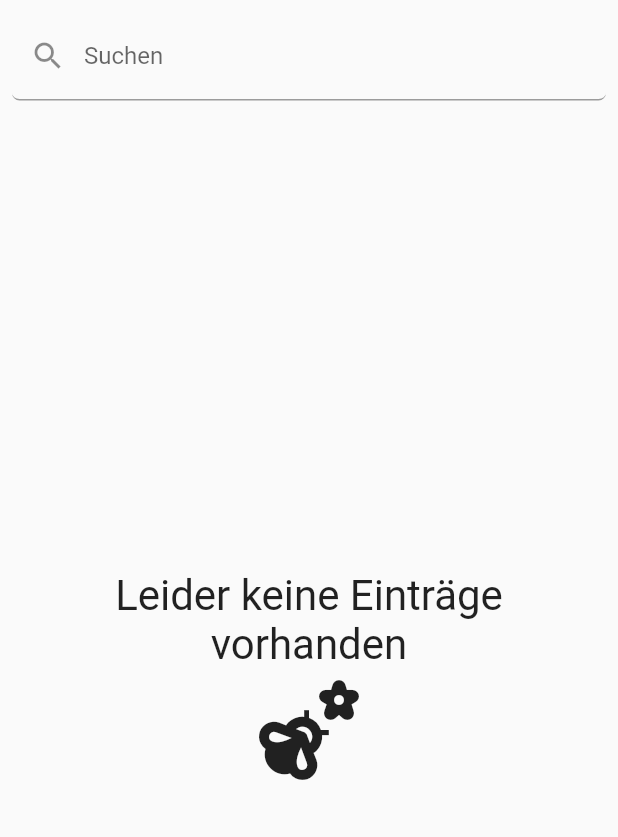
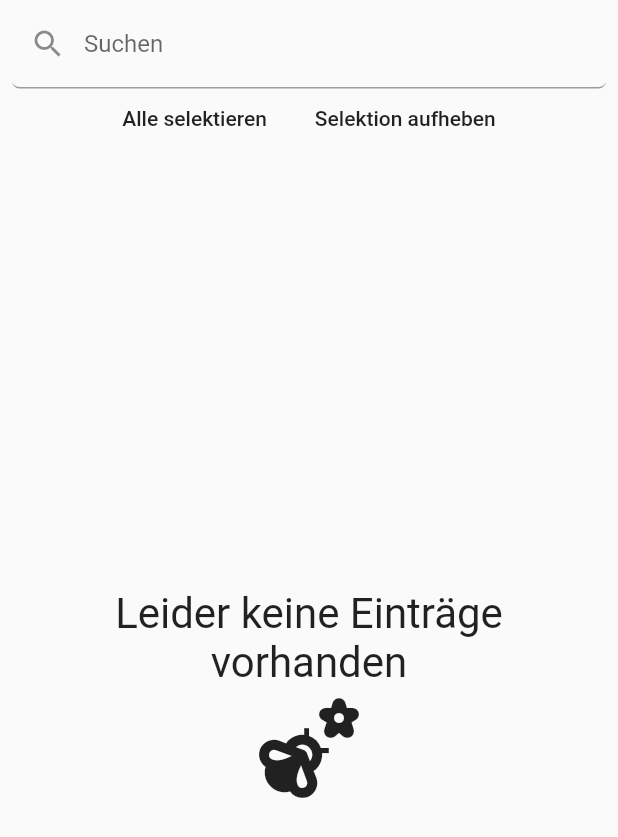
Before and after one commit to thierrypascal/better_gardens, a Flutter app: the SpeciesItemListWidget screen opened directly, on a phone screen of 412 x 824 dp. Shown: the top 837 px of the screen. Run offline on Flutter 3.47's test engine with Material 2 defaults, Android fonts, the phone set to English and light mode, and no system bars; our stand-ins replace cloud_firestore, firebase_auth, firebase_core, flutter_markdown, flutter_svg, flutter_tags and 6 more; missing offline and left inert: excel, flutter_facebook_auth; accounts and stored records are empty.

Commit message:
tags on both lists (still nonfunctional)

```diff
--- a/lib/components/species_item_list_widget.dart
+++ b/lib/components/species_item_list_widget.dart
@@ -31,20 +31,21 @@ class _SpeciesItemListWidgetState extends State<SpeciesItemListWidget> {
     createTagItems();
   }
 
-  void createTagItems(){
-    final categories = Provider.of<SpeciesService>(context, listen: false).getAllClasses();
-    for (String s in categories){
-      _tagItems.add(TagItem(s, true));
+  void createTagItems() {
+    final categories =
+        Provider.of<SpeciesService>(context, listen: false).getAllClasses();
+    for (String s in categories) {
+      _tagItems.add(TagItem(s, false));
     }
   }
 
   void filterSearchResults(String query) {
     List<Species> tempList = List<Species>();
     tempList.addAll(items);
-    if(query.isNotEmpty) {
+    if (query.isNotEmpty) {
       List<Species> tempListData = List<Species>();
       tempList.forEach((item) {
-        if(item.name.toLowerCase().contains(query.toLowerCase())) {
+        if (item.name.toLowerCase().contains(query.toLowerCase())) {
           tempListData.add(item);
         }
       });
@@ -67,7 +68,7 @@ class _SpeciesItemListWidgetState extends State<SpeciesItemListWidget> {
       body: Column(
         children: <Widget>[
           Padding(
-            padding: new EdgeInsets.fromLTRB(8, 8, 8, 0),
+            padding: new EdgeInsets.fromLTRB(8, 0, 8, 0),
             child: Column(
               children: <Widget>[
                 TextField(
@@ -89,12 +90,38 @@ class _SpeciesItemListWidgetState extends State<SpeciesItemListWidget> {
           SizedBox(
             child: Padding(
               padding: const EdgeInsets.fromLTRB(8, 8, 8, 8),
-              child: Tags(
+              child: Column(
+                mainAxisSize: MainAxisSize.min,
+                children: [
+                  Padding(
+                    padding: const EdgeInsets.fromLTRB(8, 0, 8, 8),
+                    child: Container(
+                      height: 24,
+                      child: Row(
+                        mainAxisSize: MainAxisSize.min,
+                        children: [
+                          FlatButton(
+                            child: Text("Alle selektieren"),
+                            onPressed: () {
+                              setState(() {
+//                                _toggleTagItemsActiveInactive();
+                              });
+                            },
+                          ),
+                          FlatButton(
+                            child: Text("Selektion aufheben"),
+                            onPressed: () {},
+                          ),
+                        ],
+                      ),
+                    ),
+                  ),
+                  Tags(
                     key: _tagStateKey,
                     itemCount: _tagItems.length,
                     alignment: WrapAlignment.start,
                     runSpacing: 6,
-                horizontalScroll: true,
+                    horizontalScroll: false,
                     heightHorizontalScroll: 40,
                     itemBuilder: (index) {
                       final item = _tagItems[index];
@@ -115,6 +142,8 @@ class _SpeciesItemListWidgetState extends State<SpeciesItemListWidget> {
                         borderRadius: BorderRadius.all(Radius.circular(5.0)),
                       );
                     },
+                  ),
+                ],
               ),
             ),
           ),
@@ -175,6 +204,6 @@ class _SpeciesItemListWidgetState extends State<SpeciesItemListWidget> {
   _getAllItem() {
     List<Item> lst = _tagStateKey.currentState?.getAllItem;
     if (lst != null)
-      lst.where((a) => a.active == true).forEach((a) => print(a.title));
+      lst.where((a) => a.active == true).forEach((a) => print(a.title + ", " + a.active.toString()));
   }
 }
--- a/lib/models/species.dart
+++ b/lib/models/species.dart
@@ -3,7 +3,7 @@ import 'package:cloud_firestore/cloud_firestore.dart';
 
 /// Container class for a species
 class Species {
-  /// class of the specie e.g. Hedgehog
+  /// class of the specie e.g. Säugetier
   final String speciesClass;
 
   /// name of the specie e.g. Hedgehog
```
Also changed, not shown: lib/components/biodiversity_item_list_widget.dart (+12 -13 lines), lib/models/biodiversity_service.dart (+14 -0 lines). Lines whose indentation alone changed are shown as unchanged.
